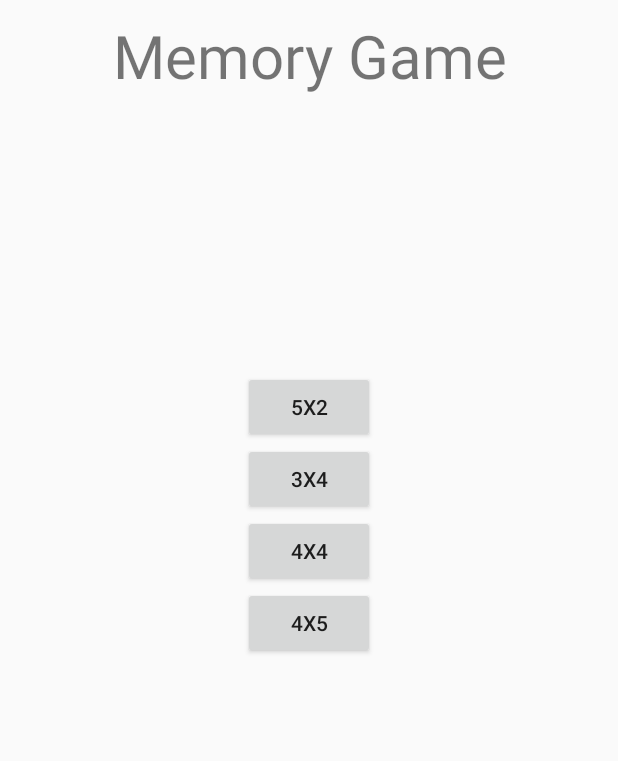
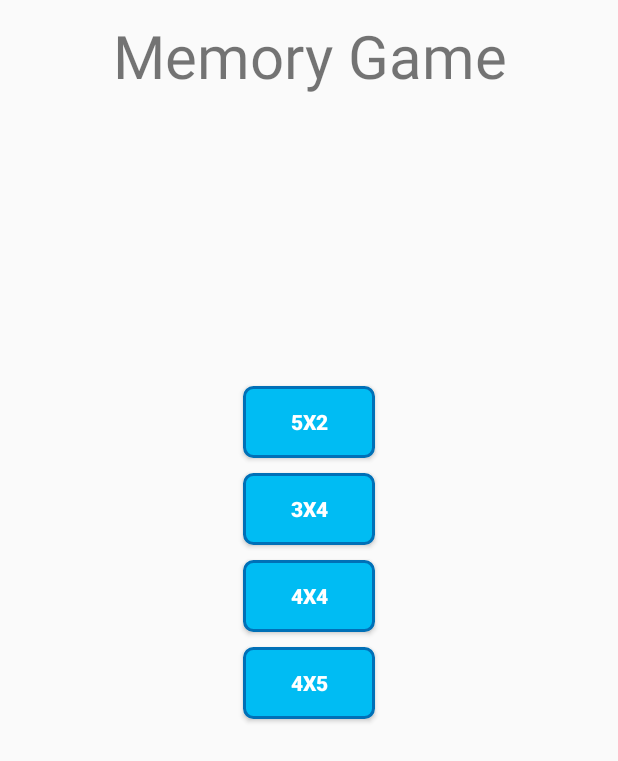
Before and after one commit to jmarsican/memogame, an Android app: the screen it shows after launch (MainActivity), on a phone screen of 412 x 824 dp. Shown: the top 761 px of the screen. Run offline under Robolectric (Android 15) with nearby library versions, the phone set to English and light mode, and no system bars; our stand-ins replace Timber.

Commit message:
Improve look & feel - matching cards shake animation - lobby buttons style

```diff
--- a/app/build.gradle
+++ b/app/build.gradle
@@ -42,6 +42,9 @@ dependencies {
     implementation 'com.wajahatkarim3.EasyFlipView:EasyFlipView:2.1.2'
     implementation 'com.google.android:flexbox:2.0.1'
 
+    implementation 'com.daimajia.easing:library:2.0@aar'
+    implementation 'com.daimajia.androidanimations:library:2.3@aar'
+
     //rxjava
     implementation "io.reactivex.rxjava2:rxjava:$rootProject.rxJavaVersion"
     implementation "io.reactivex.rxjava2:rxandroid:$rootProject.rxAndroidVersion"
--- a/app/src/main/java/com/javiermarsicano/memogame/views/gameplay/GameplayFragment.kt
+++ b/app/src/main/java/com/javiermarsicano/memogame/views/gameplay/GameplayFragment.kt
@@ -7,6 +7,8 @@ import android.view.View
 import android.view.ViewGroup
 import android.widget.ImageView
 import androidx.appcompat.widget.Toolbar
+import com.daimajia.androidanimations.library.Techniques
+import com.daimajia.androidanimations.library.YoYo
 import com.javiermarsicano.memogame.R
 import com.javiermarsicano.memogame.common.mvp.BaseMVPFragment
 import com.wajahatkarim3.easyflipview.EasyFlipView
@@ -32,7 +34,8 @@ class GameplayFragment : BaseMVPFragment<GameplayView, GameplayPresenter>(), Gam
             height = it.getInt(ARG_PARAM1)
             width = it.getInt(ARG_PARAM2)
         }
-        cards = ArrayList(width*height)
+        val total = width * height
+        cards = ArrayList(total)
 
         presenter = GameplayPresenterImpl(width, height) //TODO it should use dependency injection with Dagger
     }
@@ -102,7 +105,11 @@ class GameplayFragment : BaseMVPFragment<GameplayView, GameplayPresenter>(), Gam
     }
 
     override fun setMatchingCard(position: Int) {
-        cards?.get(position)?.isFlipEnabled = false
+        val card = cards?.get(position)
+        card?.isFlipEnabled = false
+        YoYo.with(Techniques.Shake)
+                .duration(700)
+                .playOn(card)
     }
 
     companion object {
--- /dev/null
+++ b/app/src/main/res/drawable/lobby_buttons.xml
@@ -0,0 +1,22 @@
+<?xml version="1.0" encoding="utf-8"?>
+<selector xmlns:android="http://schemas.android.com/apk/res/android">
+    <item android:state_pressed="true" >
+        <shape>
+            <corners android:radius="6dp" />
+            <solid
+                android:color="@color/colorPrimary"/>
+            <stroke
+                android:width="2dp"
+                android:color="#FFFFFF" />
+        </shape>
+    </item>
+    <item>
+        <shape xmlns:android="http://schemas.android.com/apk/res/android"
+            android:shape="rectangle">
+            <solid
+                android:color="@color/colorPrimary"/>
+            <corners android:radius="6dp" />
+            <stroke android:width="2dp" android:color="#0070b7" />
+        </shape>
+    </item>
+</selector>
--- a/app/src/main/res/layout/fragment_lobby.xml
+++ b/app/src/main/res/layout/fragment_lobby.xml
@@ -23,6 +23,7 @@
         android:layout_width="wrap_content"
         android:layout_height="wrap_content"
         android:text="5x2"
+        style="@style/lobby_btn"
         app:layout_constraintEnd_toEndOf="parent"
         app:layout_constraintStart_toStartOf="parent"
         app:layout_constraintTop_toBottomOf="@id/guideline" />
@@ -32,6 +33,7 @@
         android:layout_width="wrap_content"
         android:layout_height="wrap_content"
         android:text="3x4"
+        style="@style/lobby_btn"
         app:layout_constraintEnd_toEndOf="parent"
         app:layout_constraintStart_toStartOf="parent"
         app:layout_constraintTop_toBottomOf="@id/btn_level_0" />
@@ -41,6 +43,7 @@
         android:layout_width="wrap_content"
         android:layout_height="wrap_content"
         android:text="4x4"
+        style="@style/lobby_btn"
         app:layout_constraintEnd_toEndOf="parent"
         app:layout_constraintStart_toStartOf="parent"
         app:layout_constraintTop_toBottomOf="@id/btn_level_1" />
@@ -50,6 +53,7 @@
         android:layout_width="wrap_content"
         android:layout_height="wrap_content"
         android:text="4x5"
+        style="@style/lobby_btn"
         app:layout_constraintEnd_toEndOf="parent"
         app:layout_constraintStart_toStartOf="parent"
         app:layout_constraintTop_toBottomOf="@id/btn_level_2" />
--- a/app/src/main/res/values/styles.xml
+++ b/app/src/main/res/values/styles.xml
@@ -8,4 +8,11 @@
         <item name="colorAccent">@color/colorAccent</item>
     </style>
 
+    <style name="lobby_btn" >
+        <item name="android:textStyle">bold</item>
+        <item name="android:textColor">@android:color/white</item>
+        <item name="android:background">@drawable/lobby_buttons</item>
+        <item name="android:layout_marginTop">@dimen/distance_between_cards</item>
+    </style>
+
 </resources>
```
